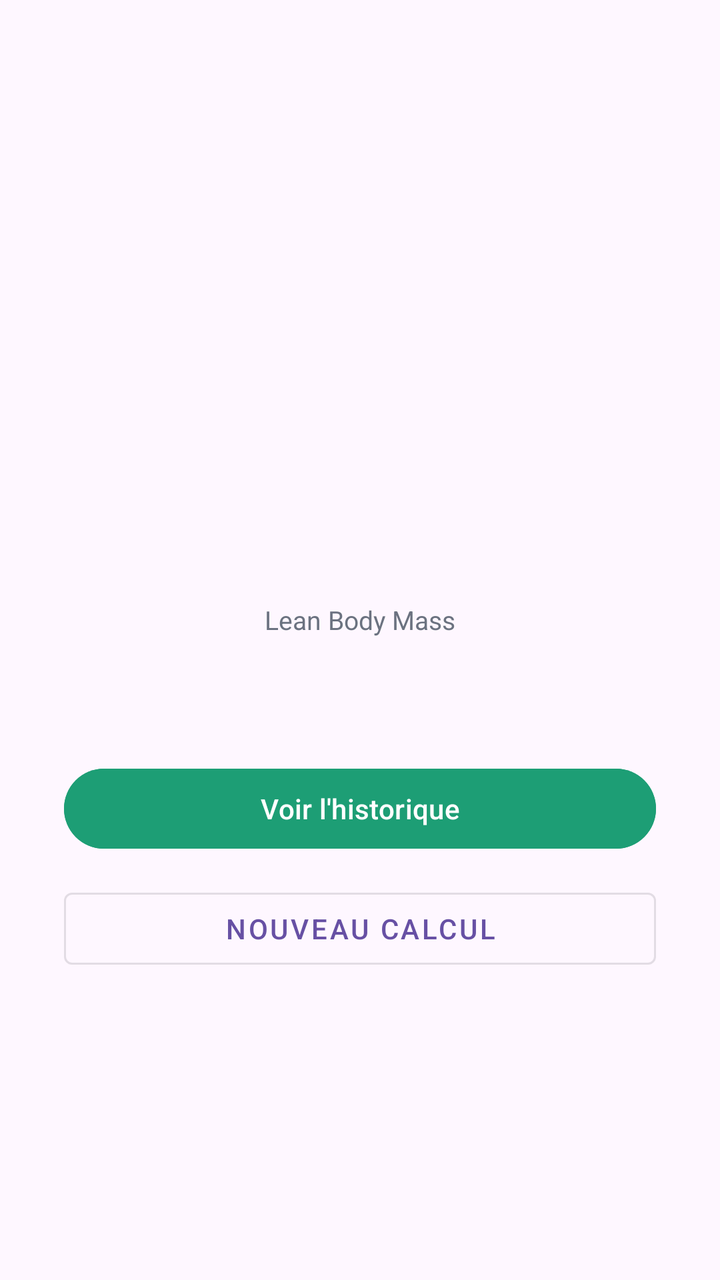
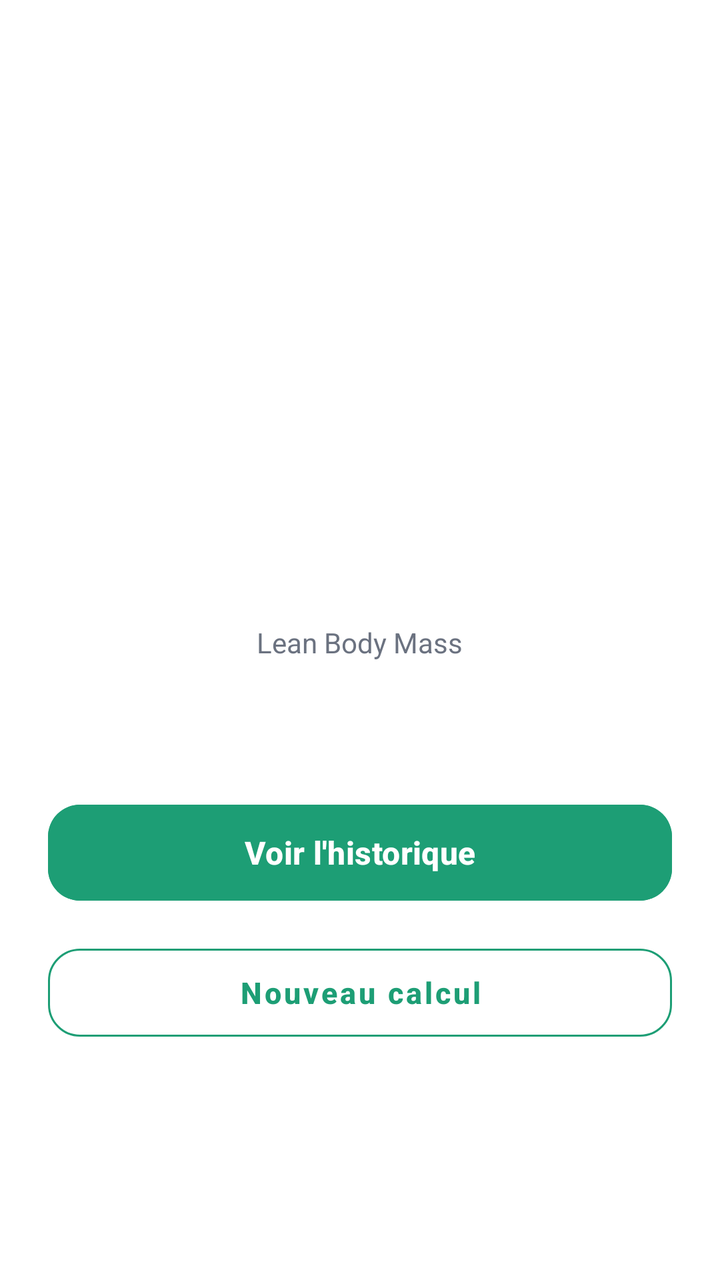

Before-and-after screenshots of an Android layout around one commit, followed by the original layout XML and the change that was made.
<!-- AndroidManifest.xml: application theme Theme.LeanMassCalculator -->
<!-- res/layout/activity_result.xml -->
<?xml version="1.0" encoding="utf-8"?>
<LinearLayout xmlns:android="http://schemas.android.com/apk/res/android"
    android:layout_width="match_parent"
    android:layout_height="match_parent"
    android:orientation="vertical"
    android:gravity="center"
    android:padding="32dp">

    <ImageView
        android:id="@+id/ivStatus"
        android:layout_width="80dp"
        android:layout_height="80dp"
        android:layout_marginBottom="16dp"
        android:contentDescription="Statut du résultat"/>

    <TextView
        android:id="@+id/tvLbmValue"
        android:textSize="40sp"
        android:textStyle="bold"
        android:textColor="#111111"
        android:layout_width="wrap_content"
        android:layout_height="wrap_content"/>

    <TextView
        android:text="Lean Body Mass"
        android:textSize="13sp"
        android:textColor="#6B7280"
        android:layout_width="wrap_content"
        android:layout_height="wrap_content"
        android:layout_marginBottom="8dp"/>

    <TextView
        android:id="@+id/tvStatusText"
        android:textSize="16sp"
        android:textStyle="bold"
        android:layout_width="wrap_content"
        android:layout_height="wrap_content"
        android:layout_marginBottom="32dp"/>

    <Button
        android:id="@+id/btnHistory"
        android:text="Voir l'historique"
        android:backgroundTint="#1D9E75"
        android:layout_width="match_parent"
        android:layout_height="wrap_content"
        android:layout_marginBottom="12dp"/>

    <Button
        android:id="@+id/btnNewCalc"
        android:text="Nouveau calcul"
        style="@style/Widget.MaterialComponents.Button.OutlinedButton"
        android:layout_width="match_parent"
        android:layout_height="wrap_content"/>
</LinearLayout>
<!-- resources referenced by this layout -->
<resources>
  <style name="Theme.LeanMassCalculator" parent="Theme.Material3.DayNight.NoActionBar" />
</resources>

<!-- the commit's change to res/layout/activity_result.xml (unified diff, before → after) -->
@@ -1,54 +1,83 @@
 <?xml version="1.0" encoding="utf-8"?>
 <LinearLayout xmlns:android="http://schemas.android.com/apk/res/android"
+    xmlns:app="http://schemas.android.com/apk/res-auto"
     android:layout_width="match_parent"
     android:layout_height="match_parent"
     android:orientation="vertical"
     android:gravity="center"
-    android:padding="32dp">
+    android:paddingStart="24dp"
+    android:paddingEnd="24dp"
+    android:paddingTop="40dp"
+    android:paddingBottom="24dp"
+    android:background="#FFFFFF">
 
+    
     <ImageView
         android:id="@+id/ivStatus"
-        android:layout_width="80dp"
-        android:layout_height="80dp"
-        android:layout_marginBottom="16dp"
-        android:contentDescription="Statut du résultat"/>
+        android:layout_width="90dp"
+        android:layout_height="90dp"
+        android:layout_marginBottom="20dp"
+        android:contentDescription="Statut du résultat"
+        android:scaleType="centerInside" />
 
+    
     <TextView
         android:id="@+id/tvLbmValue"
-        android:textSize="40sp"
-        android:textStyle="bold"
-        android:textColor="#111111"
-        android:layout_width="wrap_content"
-        android:layout_height="wrap_content"/>
-
-    <TextView
-        android:text="Lean Body Mass"
-        android:textSize="13sp"
-        android:textColor="#6B7280"
         android:layout_width="wrap_content"
         android:layout_height="wrap_content"
-        android:layout_marginBottom="8dp"/>
+        android:textSize="48sp"
+        android:textStyle="bold"
+        android:textColor="#111827"
+        android:letterSpacing="-0.02"
+        android:layout_marginBottom="6dp" />
 
+    
+    <TextView
+        android:layout_width="wrap_content"
+        android:layout_height="wrap_content"
+        android:text="Lean Body Mass"
+        android:textSize="14sp"
+        android:textColor="#6B7280"
+        android:layout_marginBottom="10dp" />
+
+    
     <TextView
         android:id="@+id/tvStatusText"
+        android:layout_width="wrap_content"
+        android:layout_height="wrap_content"
         android:textSize="16sp"
         android:textStyle="bold"
-        android:layout_width="wrap_content"
-        android:layout_height="wrap_content"
-        android:layout_marginBottom="32dp"/>
+        android:textColor="#374151"
+        android:layout_marginBottom="36dp" />
 
-    <Button
+    
+    <com.google.android.material.button.MaterialButton
         android:id="@+id/btnHistory"
+        android:layout_width="match_parent"
+        android:layout_height="56dp"
+        android:layout_marginBottom="14dp"
         android:text="Voir l'historique"
+        android:textAllCaps="false"
+        android:textSize="16sp"
+        android:textStyle="bold"
+        android:textColor="#FFFFFF"
         android:backgroundTint="#1D9E75"
+        android:elevation="2dp"
+        app:cornerRadius="16dp" />
+
+    
+    <com.google.android.material.button.MaterialButton
+        android:id="@+id/btnNewCalc"
         android:layout_width="match_parent"
-        android:layout_height="wrap_content"
-        android:layout_marginBottom="12dp"/>
+        android:layout_height="56dp"
+        android:text="Nouveau calcul"
+        android:textAllCaps="false"
+        android:textSize="15sp"
+        android:textStyle="bold"
+        android:textColor="#1D9E75"
+        style="@style/Widget.MaterialComponents.Button.OutlinedButton"
+        app:strokeColor="#1D9E75"
+        app:strokeWidth="1dp"
+        app:cornerRadius="16dp" />
 
-    <Button
-        android:id="@+id/btnNewCalc"
-        android:text="Nouveau calcul"
-        style="@style/Widget.MaterialComponents.Button.OutlinedButton"
-        android:layout_width="match_parent"
-        android:layout_height="wrap_content"/>
 </LinearLayout>
